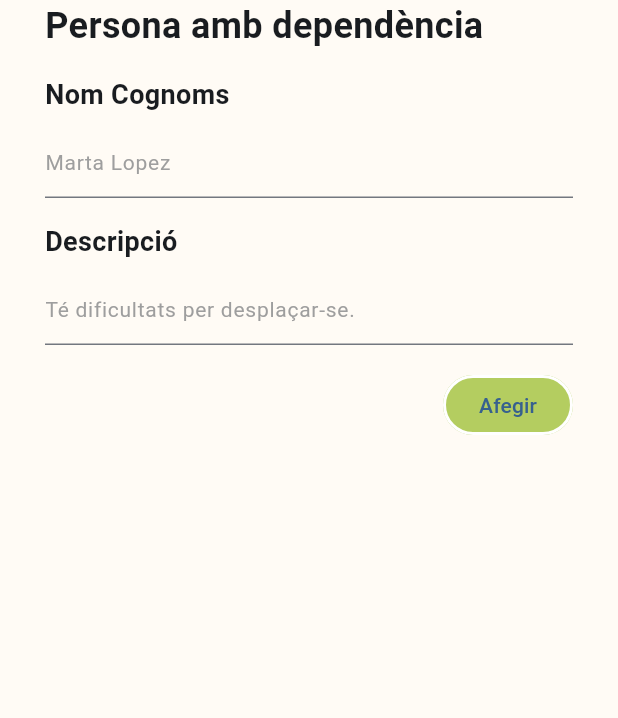
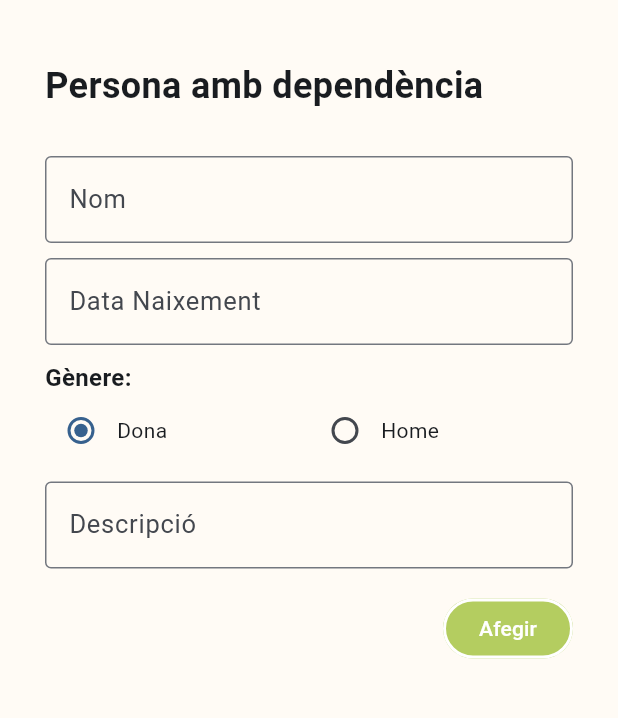
Before and after one commit to gisebel/NestCure, a Flutter app: the AddPersonaDependentWidget screen opened directly, on a phone screen of 412 x 824 dp, the part 84-802 px from its top. Run offline on Flutter 3.47's test engine with Material 3 defaults, Android fonts, the phone set to English and light mode, and no system bars; our stand-ins replace image_picker.

Commit message:
modificacions varies

```diff
--- a/lib/add_persona_dependent.dart
+++ b/lib/add_persona_dependent.dart
@@ -1,4 +1,6 @@
 import 'package:flutter/material.dart';
+import 'package:flutter/widgets.dart';
+import 'package:intl/intl.dart';
 import 'package:nestcure/app_bar.dart';
 import 'package:nestcure/logged_user.dart';
 import 'package:nestcure/persona_dependent.dart';
@@ -14,68 +16,131 @@ class AddPersonaDependentWidget extends StatefulWidget {
 }
 
 class _AddPersonaDependentWidgetState extends State<AddPersonaDependentWidget> {
+  final TextEditingController _nomController = TextEditingController();
+  final TextEditingController _descripcioController = TextEditingController();
+  final TextEditingController _dataNaixementController =
+      TextEditingController();
+
+  DateTime? _dataNaixement;
+  String? _gender = 'Dona';
+
+  Future<void> _selectDate(BuildContext context) async {
+    final DateTime? picked = await showDatePicker(
+      context: context,
+      initialDate: DateTime.now(),
+      firstDate: DateTime(1900),
+      lastDate: DateTime.now(),
+    );
+    if (picked != null && picked != _dataNaixement) {
+      setState(() {
+        _dataNaixement = picked;
+        _dataNaixementController.text = DateFormat('dd-MM-yyyy').format(picked);
+      });
+    }
+  }
+
   @override
   Widget build(BuildContext context) {
     var user = LoggedUsuari().usuari;
-
-    String nom = '';
-    String descripcio = '';
 
     return Scaffold(
       appBar: customAppBar(context, true),
       body: Consumer<UserProvider>(
         builder: (context, provider, child) {
-          return Padding(
+          return SingleChildScrollView(
             padding: const EdgeInsets.symmetric(horizontal: 30.0),
             child: SingleChildScrollView(
-              child: Form(
               child: Column(
                 crossAxisAlignment: CrossAxisAlignment.start,
                 children: [
+                  const SizedBox(height: 40.0),
                   const Text(
                     'Persona amb dependència',
-                      style: TextStyle(
-                          fontSize: 24.0, fontWeight: FontWeight.bold),
+                    style:
+                        TextStyle(fontSize: 24.0, fontWeight: FontWeight.bold),
                   ),
-                    const SizedBox(height: 16.0),
-                    const Text(
-                      'Nom Cognoms',
-                      style: TextStyle(
-                        fontSize: 18.0,
-                        fontWeight: FontWeight.bold,
+                  const SizedBox(height: 30.0),
+                  TextField(
+                    controller: _nomController,
+                    decoration: const InputDecoration(
+                      labelText: 'Nom',
+                      border: OutlineInputBorder(),
+                      hintText: 'Marta Lopez',
+                      hintStyle: TextStyle(
+                          fontSize: 14.0,
+                          color: Colors.grey,
+                          fontWeight: FontWeight.normal),
                     ),
                   ),
-                    const SizedBox(height: 8.0),
-                    TextFormField(
-                      onChanged: (value) {
-                        nom = value;
+                  const SizedBox(height: 10.0),
+                  TextField(
+                    controller: _dataNaixementController,
+                    decoration: const InputDecoration(
+                      labelText: 'Data Naixement',
+                      border: OutlineInputBorder(),
+                      hintText: '23-11-1947',
+                      hintStyle: TextStyle(
+                          fontSize: 14.0,
+                          color: Colors.grey,
+                          fontWeight: FontWeight.normal),
+                    ),
+                    readOnly: true,
+                    onTap: () => _selectDate(context),
+                  ),
+                  const SizedBox(height: 10.0),
+                  const Text(
+                    'Gènere: ',
+                    style:
+                        TextStyle(fontSize: 16.0, fontWeight: FontWeight.bold),
+                  ),
+                  Row(
+                    children: [
+                      Expanded(
+                        child: Row(
+                          children: [
+                            Radio<String>(
+                              value: 'Dona',
+                              groupValue: _gender,
+                              onChanged: (String? value) {
+                                setState(() {
+                                  _gender = value!;
+                                });
                               },
-                      decoration: const InputDecoration(
-                        hintText: 'Marta Lopez',
-                        hintStyle:
-                            TextStyle(fontSize: 14.0, color: Colors.grey),
+                            ),
+                            const Text('Dona'),
+                          ],
                         ),
                       ),
-                    const SizedBox(height: 16.0),
-                    const Text(
-                      'Descripció',
-                      style: TextStyle(
-                        fontSize: 18.0,
-                        fontWeight: FontWeight.bold,
+                      Expanded(
+                        child: Row(
+                          children: [
+                            Radio<String>(
+                              value: 'Home',
+                              groupValue: _gender,
+                              onChanged: (String? value) {
+                                setState(() {
+                                  _gender = value!;
+                                });
+                              },
+                            ),
+                            const Text('Home'),
+                          ],
                         ),
                       ),
-                    const SizedBox(height: 8.0),
-                    SingleChildScrollView(
-                      child: TextField(
+                    ],
+                  ),
+                  const SizedBox(height: 10.0),
+                  TextField(
+                    controller: _descripcioController,
                     maxLines: null,
-                        onChanged: (value) {
-                          descripcio = value;
-                        },
                     decoration: const InputDecoration(
+                      labelText: 'Descripció',
                       hintText: 'Té dificultats per desplaçar-se.',
-                          hintStyle:
-                              TextStyle(fontSize: 14.0, color: Colors.grey),
-                        ),
+                      hintStyle: TextStyle(
+                          fontSize: 14.0,
+                          color: Colors.grey,
+                          fontWeight: FontWeight.normal),
+                      border: OutlineInputBorder(),
                     ),
                   ),
                   const SizedBox(height: 16.0),
@@ -83,32 +148,42 @@ class _AddPersonaDependentWidgetState extends State<AddPersonaDependentWidget> {
                     alignment: Alignment.centerRight,
                     child: OutlinedButton(
                       onPressed: () {
+                        if (_nomController.text.isEmpty ||
+                            _descripcioController.text.isEmpty ||
+                            _dataNaixement == null) {
+                          ScaffoldMessenger.of(context).showSnackBar(
+                            const SnackBar(
+                              content: Text('Omple tots els camps.'),
+                            ),
+                          );
+                          return;
+                        }
                         user.personesDependents.add(
                           PersonaDependent(
-                              nom: nom,
-                              descripcio: descripcio,
-                              depenDe: user.correu,
+                            nom: _nomController.text,
+                            descripcio: _descripcioController.text,
+                            depenDe: user.nomCognoms,
+                            dataNaixement: _dataNaixement!,
+                            gender: _gender!,
                           ),
                         );
-                          user.activitats[nom] = [];
+                        user.activitats[_nomController.text] = [];
                         provider.setUsuari(user);
                         Navigator.of(context).pop();
                       },
                       style: OutlinedButton.styleFrom(
-                          side:
-                              const BorderSide(color: Colors.white, width: 2.0),
-                          backgroundColor:
-                              const Color.fromRGBO(180, 205, 96, 1),
+                        side: const BorderSide(color: Colors.white, width: 2.0),
+                        backgroundColor: const Color.fromRGBO(180, 205, 96, 1),
                         shape: RoundedRectangleBorder(
                           borderRadius: BorderRadius.circular(20.0),
                         ),
                         elevation: 5,
                       ),
-                        child: const Text('Afegir'),
+                      child: const Text('Afegir',
+                          style: TextStyle(color: Colors.white)),
                     ),
                   ),
                 ],
-                ),
               ),
             ),
           );
--- a/lib/llistat_activitats.dart
+++ b/lib/llistat_activitats.dart
@@ -4,7 +4,7 @@ import 'package:nestcure/llista_activitats_detall.dart';
 import 'package:nestcure/logged_user.dart';
 import 'package:nestcure/registre_activitat.dart';
 import 'package:nestcure/user_provider.dart';
-import 'package:nestcure/usuari.dart';
+//simport 'package:nestcure/usuari.dart';
 import 'package:provider/provider.dart';
 
 class LlistaActivitats extends StatefulWidget {
@@ -17,8 +17,8 @@ class LlistaActivitats extends StatefulWidget {
 class _LlistaActivitatsState extends State<LlistaActivitats> {
   @override
   Widget build(BuildContext context) {
-    //var user = LoggedUsuari().usuari;
-    var user = usuariHardcodeado;
+    var user = LoggedUsuari().usuari;
+    //var user = usuariHardcodeado;
     return Scaffold(
       appBar: customAppBar(context, false),
       drawer: const NavigationDrawerWidget(),
--- a/lib/main.dart
+++ b/lib/main.dart
@@ -1,4 +1,5 @@
 import 'package:flutter/material.dart';
+import 'package:nestcure/persona_dependent.dart';
 import 'package:provider/provider.dart';
 import 'package:nestcure/app_bar.dart';
 import 'package:nestcure/login.dart';
@@ -6,7 +7,6 @@ import 'package:nestcure/user_provider.dart';
 import 'package:nestcure/certificate_provider.dart';
 import 'package:nestcure/validate_certificate.dart';
 import 'package:nestcure/list_certificates.dart';
-import 'package:nestcure/persones_cuidades.dart';
 
 void main() {
   runApp(const MyApp());
@@ -44,7 +44,7 @@ class MyApp extends StatelessWidget {
         home: LoginPage(),
         routes: {
           '/validate': (context) => const ValidateCertificate(),
-          '/list': (context) => PersonesCuidadesPage(),
+          '/list': (context) => const PersonesDependentsWidget(),
           '/list_certificates': (context) => const ListCertificates(),
           //'/list_certificates_provided': (context) => CertificateProvider(),
         },
@@ -99,7 +99,7 @@ class _MyHomePageState extends State<MyHomePage> {
               padding: const EdgeInsets.all(8.0),
               child: ElevatedButton(
                 onPressed: () {
-                  //Navigator.pushNamed(context, '/list_certificates_provided');
+                  Navigator.pushNamed(context, '/validate');
                 },
                 style: ElevatedButton.styleFrom(
                   padding: EdgeInsets.symmetric(vertical: 20, horizontal: 24),
--- a/lib/usuari.dart
+++ b/lib/usuari.dart
@@ -42,11 +42,15 @@ final Usuari usuariHardcodeado = Usuari(
         descripcio:
             'Amb problemes de desplaçament i necessita ajuda per les tasques de la casa',
         depenDe: 'Gisela Beltran',
+        gender: 'Home',
+        dataNaixement: DateTime(1949, 7, 15),
       ),
       PersonaDependent(
         nom: 'Carme Diaz',
         descripcio: 'Necessita més atenció per les matinades',
         depenDe: 'Gisela Beltran',
+        gender: 'Dona',
+        dataNaixement: DateTime(1950, 3, 12),
       ),
     ],
     activitats: {
```
Also changed, not shown: lib/llista_activitats_detall.dart (+6 -1 lines), lib/persona_dependent.dart (+28 -5 lines), lib/registre_activitat.dart (+6 -7 lines). Lines whose indentation alone changed are shown as unchanged.
